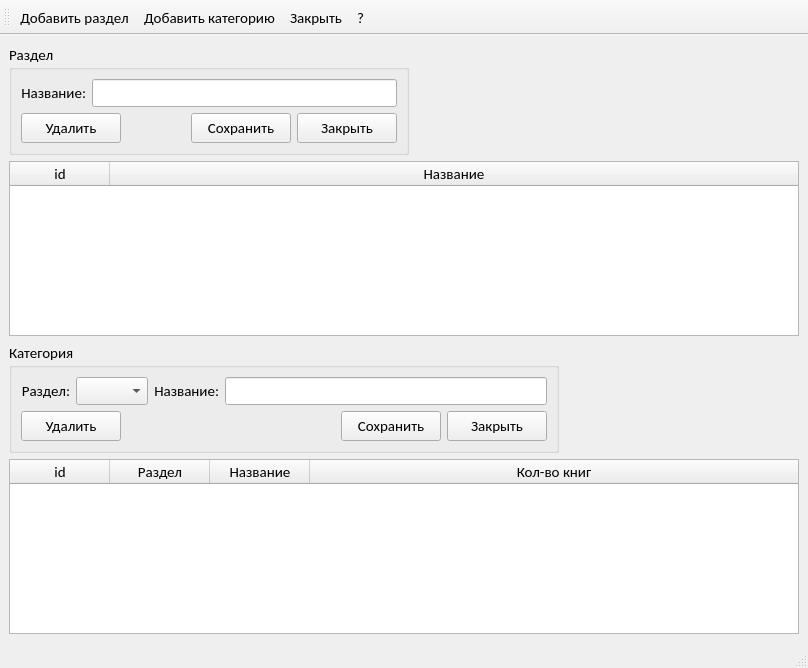
Old version of the form librarian/sect_cat.ui in the repository Skyrim78/Librarian.
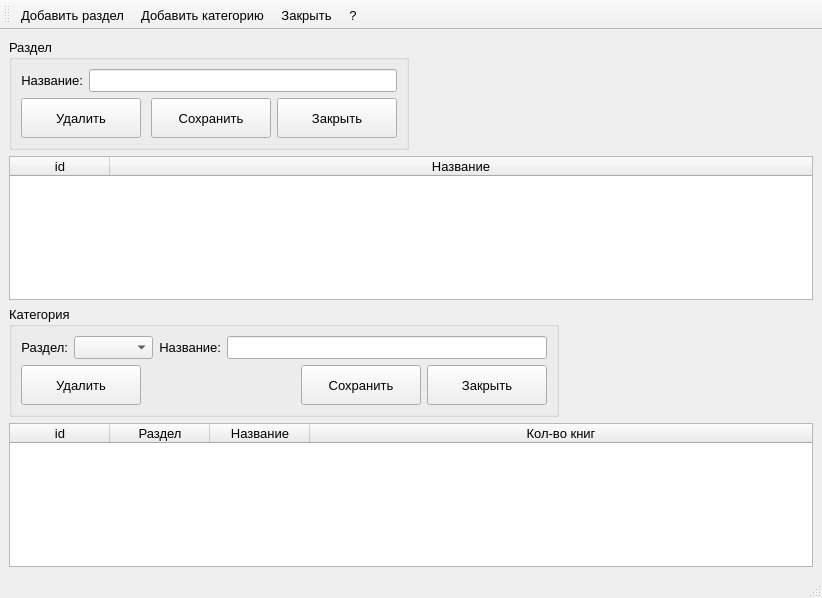
New version of the form.

Diff of the .ui file:
```diff
--- a/librarian/sect_cat.ui
+++ b/librarian/sect_cat.ui
@@ -6,14 +6,14 @@
    <rect>
     <x>0</x>
     <y>0</y>
-    <width>808</width>
-    <height>668</height>
+    <width>822</width>
+    <height>598</height>
    </rect>
   </property>
   <property name="font">
    <font>
-    <family>Calibri</family>
-    <pointsize>11</pointsize>
+    <family>Ubuntu</family>
+    <pointsize>10</pointsize>
    </font>
   </property>
   <property name="windowTitle">
@@ -45,6 +45,12 @@
             <height>16777215</height>
            </size>
           </property>
+          <property name="font">
+           <font>
+            <family>Ubuntu</family>
+            <pointsize>10</pointsize>
+           </font>
+          </property>
           <property name="title">
            <string>Раздел</string>
           </property>
@@ -74,14 +80,14 @@
                 <widget class="QPushButton" name="pushButton_sect_del">
                  <property name="minimumSize">
                   <size>
-                   <width>100</width>
-                   <height>30</height>
+                   <width>120</width>
+                   <height>40</height>
                   </size>
                  </property>
                  <property name="maximumSize">
                   <size>
-                   <width>100</width>
-                   <height>30</height>
+                   <width>120</width>
+                   <height>40</height>
                   </size>
                  </property>
                  <property name="text">
@@ -106,14 +112,14 @@
                 <widget class="QPushButton" name="pushButton_sect_save">
                  <property name="minimumSize">
                   <size>
-                   <width>100</width>
-                   <height>30</height>
+                   <width>120</width>
+                   <height>40</height>
                   </size>
                  </property>
                  <property name="maximumSize">
                   <size>
-                   <width>100</width>
-                   <height>30</height>
+                   <width>120</width>
+                   <height>40</height>
                   </size>
                  </property>
                  <property name="text">
@@ -125,14 +131,14 @@
                 <widget class="QPushButton" name="pushButton_sect_close">
                  <property name="minimumSize">
                   <size>
-                   <width>100</width>
-                   <height>25</height>
+                   <width>120</width>
+                   <height>40</height>
                   </size>
                  </property>
                  <property name="maximumSize">
                   <size>
-                   <width>100</width>
-                   <height>30</height>
+                   <width>120</width>
+                   <height>40</height>
                   </size>
                  </property>
                  <property name="text">
@@ -166,8 +172,8 @@
        <widget class="QTableWidget" name="tableWidget_sect">
         <property name="font">
          <font>
-          <family>Calibri</family>
-          <pointsize>11</pointsize>
+          <family>Ubuntu</family>
+          <pointsize>10</pointsize>
          </font>
         </property>
         <property name="editTriggers">
@@ -189,7 +195,7 @@
          <bool>true</bool>
         </attribute>
         <attribute name="verticalHeaderDefaultSectionSize">
-         <number>27</number>
+         <number>23</number>
         </attribute>
         <column>
          <property name="text">
@@ -202,8 +208,8 @@
          </property>
          <property name="font">
           <font>
-           <family>Calibri</family>
-           <pointsize>11</pointsize>
+           <family>Ubuntu</family>
+           <pointsize>10</pointsize>
           </font>
          </property>
         </column>
@@ -265,14 +271,14 @@
               <widget class="QPushButton" name="pushButton_cat_del">
                <property name="minimumSize">
                 <size>
-                 <width>100</width>
-                 <height>30</height>
+                 <width>120</width>
+                 <height>40</height>
                 </size>
                </property>
                <property name="maximumSize">
                 <size>
-                 <width>100</width>
-                 <height>30</height>
+                 <width>120</width>
+                 <height>40</height>
                 </size>
                </property>
                <property name="text">
@@ -297,14 +303,14 @@
               <widget class="QPushButton" name="pushButton_cat_save">
                <property name="minimumSize">
                 <size>
-                 <width>100</width>
-                 <height>30</height>
+                 <width>120</width>
+                 <height>40</height>
                 </size>
                </property>
                <property name="maximumSize">
                 <size>
-                 <width>100</width>
-                 <height>30</height>
+                 <width>120</width>
+                 <height>40</height>
                 </size>
                </property>
                <property name="text">
@@ -316,14 +322,14 @@
               <widget class="QPushButton" name="pushButton_cat_close">
                <property name="minimumSize">
                 <size>
-                 <width>100</width>
-                 <height>30</height>
+                 <width>120</width>
+                 <height>40</height>
                 </size>
                </property>
                <property name="maximumSize">
                 <size>
-                 <width>100</width>
-                 <height>30</height>
+                 <width>120</width>
+                 <height>40</height>
                 </size>
                </property>
                <property name="text">
@@ -355,8 +361,8 @@
        <widget class="QTableWidget" name="tableWidget_cat">
         <property name="font">
          <font>
-          <family>Calibri</family>
-          <pointsize>11</pointsize>
+          <family>Ubuntu</family>
+          <pointsize>10</pointsize>
          </font>
         </property>
         <property name="editTriggers">
@@ -378,7 +384,7 @@
          <bool>true</bool>
         </attribute>
         <attribute name="verticalHeaderDefaultSectionSize">
-         <number>27</number>
+         <number>23</number>
         </attribute>
         <column>
          <property name="text">
@@ -389,6 +395,11 @@
          <property name="text">
           <string>Раздел</string>
          </property>
+         <property name="font">
+          <font>
+           <pointsize>10</pointsize>
+          </font>
+         </property>
         </column>
         <column>
          <property name="text">
@@ -396,8 +407,8 @@
          </property>
          <property name="font">
           <font>
-           <family>Calibri</family>
-           <pointsize>11</pointsize>
+           <family>Ubuntu</family>
+           <pointsize>10</pointsize>
           </font>
          </property>
         </column>
@@ -407,8 +418,8 @@
          </property>
          <property name="font">
           <font>
-           <family>Calibri</family>
-           <pointsize>11</pointsize>
+           <family>Ubuntu</family>
+           <pointsize>10</pointsize>
           </font>
          </property>
         </column>
@@ -420,6 +431,12 @@
   </widget>
   <widget class="QStatusBar" name="statusbar"/>
   <widget class="QToolBar" name="toolBar">
+   <property name="font">
+    <font>
+     <family>Ubuntu</family>
+     <pointsize>10</pointsize>
+    </font>
+   </property>
    <property name="windowTitle">
     <string>toolBar</string>
    </property>
@@ -443,8 +460,8 @@
    </property>
    <property name="font">
     <font>
-     <family>Calibri</family>
-     <pointsize>11</pointsize>
+     <family>Ubuntu</family>
+     <pointsize>10</pointsize>
     </font>
    </property>
   </action>
@@ -454,8 +471,8 @@
    </property>
    <property name="font">
     <font>
-     <family>Calibri</family>
-     <pointsize>11</pointsize>
+     <family>Ubuntu</family>
+     <pointsize>10</pointsize>
     </font>
    </property>
   </action>
@@ -465,8 +482,8 @@
    </property>
    <property name="font">
     <font>
-     <family>Calibri</family>
-     <pointsize>11</pointsize>
+     <family>Ubuntu</family>
+     <pointsize>10</pointsize>
     </font>
    </property>
   </action>
@@ -476,8 +493,8 @@
    </property>
    <property name="font">
     <font>
-     <family>Calibri</family>
-     <pointsize>11</pointsize>
+     <family>Ubuntu</family>
+     <pointsize>10</pointsize>
     </font>
    </property>
   </action>
```
